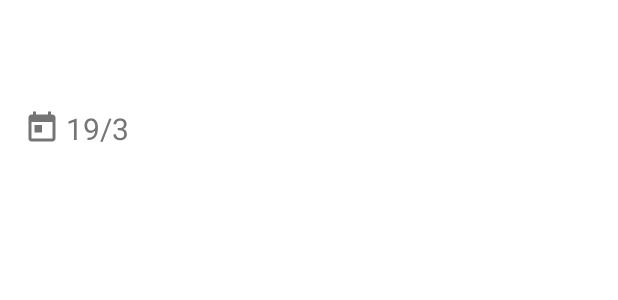
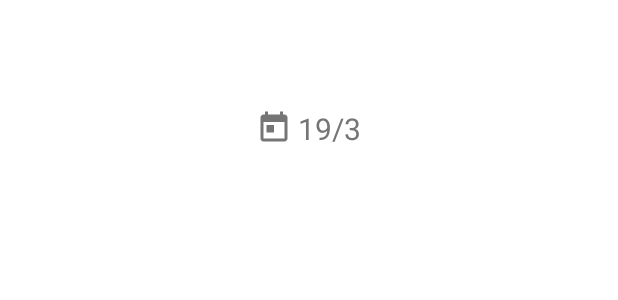
Before and after one commit to SirionRazzer/Diary, an Android app: the layout activity_main.xml on its own in the app's theme, with its tools: preview values and no code run, on a phone screen of 412 x 824 dp. Shown: the top 300 px of the screen. Run offline under Robolectric (Android 15) with nearby library versions, the phone set to English and light mode, and no system bars.

Commit message:
Added more samples

```diff
--- a/app/src/main/java/com/sirionrazzer/diary/boarding/BoardingActivity.kt
+++ b/app/src/main/java/com/sirionrazzer/diary/boarding/BoardingActivity.kt
@@ -1,13 +1,11 @@
 package com.sirionrazzer.diary.boarding
 
-import android.arch.lifecycle.ViewModelProviders
 import android.os.Bundle
 import android.support.v7.app.AppCompatActivity
 import android.view.View
 import com.sirionrazzer.diary.R
 import com.sirionrazzer.diary.history.HistoryActivity
 import com.sirionrazzer.diary.main.MainActivity
-import com.sirionrazzer.diary.main.MainViewModel
 import kotlinx.android.synthetic.main.activity_boarding.*
 import kotlinx.android.synthetic.main.toolbar.*
 import org.jetbrains.anko.startActivity
--- a/app/src/main/java/com/sirionrazzer/diary/main/MainActivity.kt
+++ b/app/src/main/java/com/sirionrazzer/diary/main/MainActivity.kt
@@ -53,6 +53,7 @@ class MainActivity : AppCompatActivity() {
         tvDate.text = dateUtils.smartDate(dateUtils.dateFromMillis(mainViewModel.date), false)
     }
 
+
     private fun createNewTrackItem() {
         startActivity<TrackItemCreatorActivity>()
         finish()
--- a/app/src/main/java/com/sirionrazzer/diary/main/TemplatesAdapter.kt
+++ b/app/src/main/java/com/sirionrazzer/diary/main/TemplatesAdapter.kt
@@ -1,6 +1,7 @@
 package com.sirionrazzer.diary.main
 
 import android.content.Context
+import android.util.Log
 import android.view.LayoutInflater
 import android.view.View
 import android.view.ViewGroup
@@ -54,9 +55,13 @@ class TemplatesAdapter(private val context: Context, private val mainViewModel:
                 if (holder.status == false) {
                     holder.ivImage?.setImageResource(mainViewModel.currentTrackItems[position].imageOn)
                     mainViewModel.currentTrackItems[position].status = true
+                    holder.status = true
+                    Log.d("TemplatesAdapter", "Clicked: " + position + ". track item, the state was false and now is " + holder.status.toString())
                 } else {
                     holder.ivImage?.setImageResource(mainViewModel.currentTrackItems[position].imageOff)
                     mainViewModel.currentTrackItems[position].status = false
+                    holder.status = false
+                    Log.d("TemplatesAdapter", "Clicked: " + position + ". track item, the state was true and now is " + holder.status.toString())
                 }
 
                 // TODO: handle input text/number fields
--- a/app/src/main/res/layout/activity_main.xml
+++ b/app/src/main/res/layout/activity_main.xml
@@ -7,42 +7,43 @@
     android:background="@color/white"
     tools:context=".main.MainActivity">
 
-    <include layout="@layout/toolbar"/>
+    <include layout="@layout/toolbar" />
 
     <LinearLayout
         android:id="@+id/llDateArea"
-        android:orientation="horizontal"
         android:layout_width="match_parent"
         android:layout_height="wrap_content"
-        android:padding="16dp"
-        android:layout_below="@+id/toolbar">
+        android:layout_below="@+id/toolbar"
+        android:gravity="center_horizontal"
+        android:orientation="horizontal"
+        android:padding="16dp">
 
         <TextView
             android:id="@+id/tvDate"
             android:layout_width="wrap_content"
             android:layout_height="wrap_content"
-            android:textSize="20sp"
-            android:textColor="@color/secondaryText"
             android:drawableStart="@drawable/ic_calendar"
             android:drawablePadding="4dp"
-            android:text="19/3"/>
+            android:text="19/3"
+            android:textColor="@color/secondaryText"
+            android:textSize="20sp" />
 
     </LinearLayout>
 
     <LinearLayout
         android:layout_width="wrap_content"
         android:layout_height="wrap_content"
+        android:layout_below="@+id/llDateArea"
         android:orientation="horizontal"
-        android:padding="16dp"
-        android:layout_below="@+id/llDateArea">
+        android:padding="16dp">
 
         <GridView
             android:id="@+id/gwTemplates"
             android:layout_width="wrap_content"
             android:layout_height="wrap_content"
+            android:layout_gravity="center_horizontal"
             android:gravity="center"
-            android:layout_gravity="center_horizontal"
-            android:numColumns="auto_fit"
+            android:numColumns="4"
             android:orientation="horizontal"
             android:stretchMode="columnWidth"
             android:verticalSpacing="10dip" />
--- a/app/src/main/res/layout/template_item.xml
+++ b/app/src/main/res/layout/template_item.xml
@@ -10,8 +10,8 @@
 
     <ImageView
         android:id="@+id/trackitemImage"
-        android:layout_width="80dp"
-        android:layout_height="80dp"
+        android:layout_width="50dp"
+        android:layout_height="50dp"
         android:src="@drawable/ic_mail_outline_black_24dp" />
 
     <TextView
```
Also changed, not shown: app/src/main/java/com/sirionrazzer/diary/main/MainViewModel.kt (+76 -8 lines), app/src/main/res/drawable-hdpi/ic_check.png (added), app/src/main/res/drawable-hdpi/ic_uncheck.png (added), app/src/main/res/drawable-mdpi/ic_check.png (added), app/src/main/res/drawable-mdpi/ic_uncheck.png (added), app/src/main/res/drawable-xhdpi/ic_check.png (added), app/src/main/res/drawable-xhdpi/ic_uncheck.png (added), app/src/main/res/drawable-xxhdpi/ic_check.png (added), app/src/main/res/drawable-xxhdpi/ic_uncheck.png (added), app/src/main/res/drawable-xxxhdpi/ic_check.png (added), app/src/main/res/drawable-xxxhdpi/ic_uncheck.png (added).
